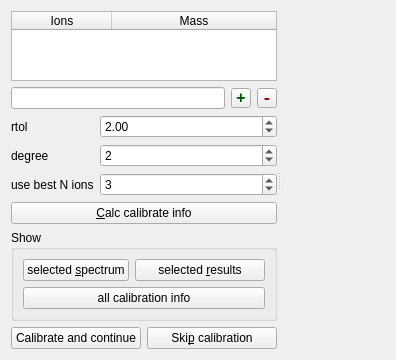
Above: Orbitool/UI/Calibration.ui from l460289052/Orbitool before the change. Below: the same form after it.
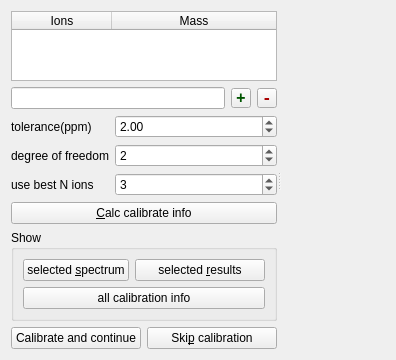
That is the form after the change.

```diff
--- a/Orbitool/UI/Calibration.ui
+++ b/Orbitool/UI/Calibration.ui
@@ -7,7 +7,7 @@
     <x>0</x>
     <y>0</y>
     <width>396</width>
-    <height>300</height>
+    <height>308</height>
    </rect>
   </property>
   <property name="windowTitle">
@@ -218,7 +218,7 @@
          <item row="0" column="0">
           <widget class="QLabel" name="rtolLabel">
            <property name="text">
-            <string>rtol</string>
+            <string>tolerance(ppm)</string>
            </property>
           </widget>
          </item>
@@ -241,7 +241,7 @@
          <item row="1" column="0">
           <widget class="QLabel" name="degreeLabel">
            <property name="text">
-            <string>degree</string>
+            <string>degree of freedom</string>
            </property>
           </widget>
          </item>
```
